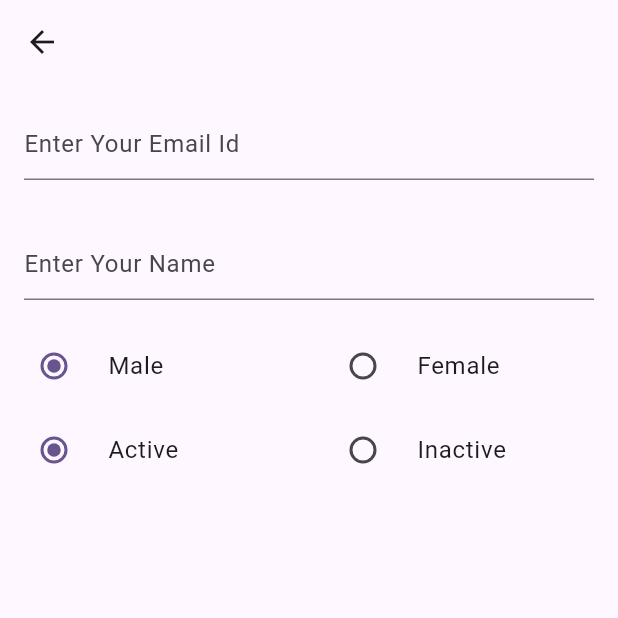
After one commit to Harshpreet777/delete-and-update-api-dio, a Flutter app: the EditScreen screen opened directly, on a phone screen of 412 x 824 dp, the top half of it. The commit adds this screen. Run offline on Flutter 3.47's test engine with Material 3 defaults, Android fonts, the phone set to English and light mode, and no system bars; our stand-ins replace dio; network calls fail.

Commit message:
28/02/2024

```diff
--- /dev/null
+++ b/lib/screens/edit_screen.dart
@@ -0,0 +1,130 @@
+import 'package:flutter/material.dart';
+
+class EditScreen extends StatefulWidget {
+  const EditScreen({super.key});
+
+  @override
+  State<EditScreen> createState() => _EditScreenState();
+}
+
+class _EditScreenState extends State<EditScreen> {
+  final TextEditingController nameController = TextEditingController();
+  final TextEditingController emailController = TextEditingController();
+  bool? isNameValid = true;
+  bool? isEmailValid = true;
+  String gender = "male";
+  String status = "active";
+  @override
+  void dispose() {
+    emailController.dispose();
+    nameController.dispose();
+    super.dispose();
+  }
+
+  @override
+  Widget build(BuildContext context) {
+    return Scaffold(
+      appBar: AppBar(),
+      body: SingleChildScrollView(
+        child: Form(
+            child: Column(
+          children: [
+            Padding(
+              padding: const EdgeInsets.all(16),
+              child: TextFormField(
+                autovalidateMode: AutovalidateMode.onUserInteraction,
+                validator: (value) {
+                  String emailPattern =
+                      r'^(([^<>()[\]\\.,;:\s@\"]+(\.[^<>()[\]\\.,;:\s@\"]+)*)|(\".+\"))@((\[[0-9]{1,3}\.[0-9]{1,3}\.[0-9]{1,3}\.[0-9]{1,3}\])|(([a-zA-Z\-0-9]+\.)+[a-zA-Z]{2,}))$';
+                  RegExp regExp = RegExp(emailPattern);
+                  if (value.toString().isEmpty) {
+                    return "Cannot be Empty";
+                  } else if (!regExp.hasMatch(value!)) {
+                    return "@gmail.com is required";
+                  }
+                  return null;
+                },
+                controller: emailController,
+                decoration: const InputDecoration(
+                  hintText: 'Enter Your Email Id',
+                ),
+              ),
+            ),
+            Padding(
+              padding: const EdgeInsets.all(16),
+              child: TextFormField(
+                autovalidateMode: AutovalidateMode.onUserInteraction,
+                validator: (value) {
+                  String namePattern = r'^[a-z A-Z,.\-]+$';
+                  RegExp regExp = RegExp(namePattern);
+                  if (value.toString().isEmpty) {
+                    return "Cannot be Empty";
+                  } else if (!regExp.hasMatch(value!)) {
+                    return "Only Characters are allowed";
+                  }
+                  return null;
+                },
+                controller: nameController,
+                decoration: const InputDecoration(hintText: 'Enter Your Name'),
+              ),
+            ),
+            Row(
+              children: [
+                Flexible(
+                  child: RadioListTile(
+                    title: const Text("Male"),
+                    value: "male",
+                    groupValue: gender,
+                    onChanged: (value) {
+                      setState(() {
+                        gender = value.toString();
+                      });
+                    },
+                  ),
+                ),
+                Flexible(
+                  child: RadioListTile(
+                    title: const Text("Female"),
+                    value: "female",
+                    groupValue: gender,
+                    onChanged: (value) {
+                      setState(() {
+                        gender = value.toString();
+                      });
+                    },
+                  ),
+                ),
+              ],
+            ),
+            Row(
+              children: [
+                Flexible(
+                  child: RadioListTile(
+                      title: const Text('Active'),
+                      value: "active",
+                      groupValue: status,
+                      onChanged: (value) {
+                        setState(() {
+                          status = value.toString();
+                        });
+                      }),
+                ),
+                Flexible(
+                  child: RadioListTile(
+                      title: const Text('Inactive'),
+                      value: "inactive",
+                      groupValue: status,
+                      onChanged: (value) {
+                        setState(() {
+                          status = value.toString();
+                        });
+                      }),
+                ),
+              ],
+            ),
+          ],
+        )),
+      ),
+    );
+  }
+}
```
Also changed, not shown: lib/screens/homescreen.dart (+17 -19 lines).
